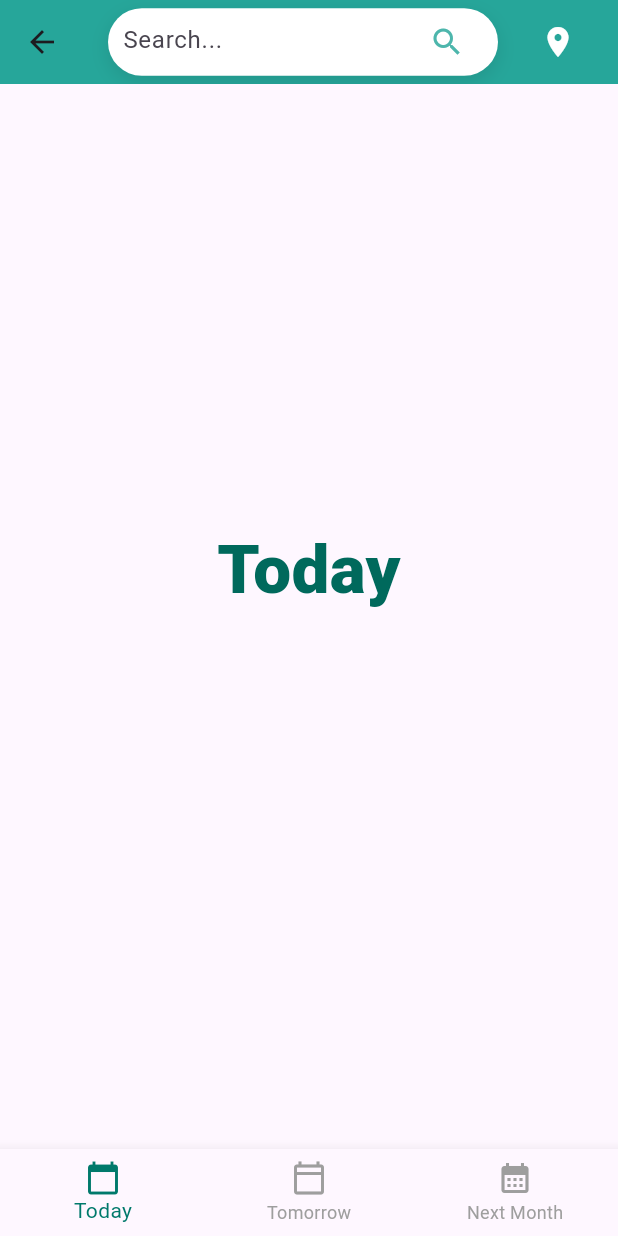
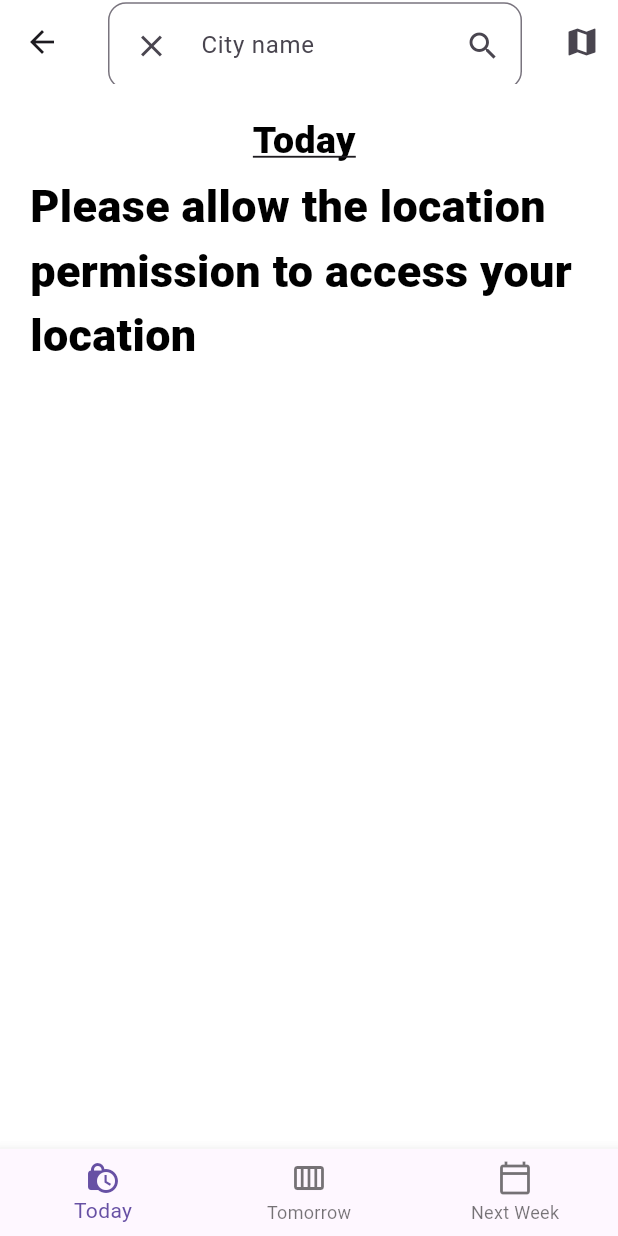
Before and after one commit to AnasBouzanbil/Mobile_Training, a Flutter app: the Ex01 screen opened by its route, on a phone screen of 412 x 824 dp. Run offline on Flutter 3.47's test engine with Material 3 defaults, Android fonts, the phone set to English and light mode, and no system bars; our stand-ins replace fluttertoast, geolocator, lottie, permission_handler; key blocks and very long unbroken strings in the code were emptied for the run.

Commit message:
hello v01

```diff
--- a/42-Days/day02/lib/ex01/main.dart
+++ b/42-Days/day02/lib/ex01/main.dart
@@ -1,6 +1,73 @@
 import 'package:flutter/material.dart';
 import 'package:lottie/lottie.dart';
 import 'package:permission_handler/permission_handler.dart';
+import 'package:fluttertoast/fluttertoast.dart';
+import 'package:geolocator/geolocator.dart';
+
+Future<String> initializeLocation() async {
+  // Request location permission
+  final permission = Permission.location;
+
+  // Check and request permission if needed
+  if (await permission.isDenied || await permission.isRestricted) {
+    await permission.request();
+  }
+
+  // Check if permission is permanently denied
+  if (await permission.isPermanentlyDenied) {
+    throw Exception('Location permission is permanently denied.');
+  }
+
+  // Ensure location services are enabled
+  bool serviceEnabled = await Geolocator.isLocationServiceEnabled();
+  if (!serviceEnabled) {
+    throw Exception('Location services are disabled.');
+  }
+
+  // Get the location permission status
+  LocationPermission locPermission = await Geolocator.checkPermission();
+
+  // Request permission if it hasn't been granted
+  if (locPermission == LocationPermission.denied) {
+    locPermission = await Geolocator.requestPermission();
+    if (locPermission == LocationPermission.denied) {
+      throw Exception('Location permission denied.');
+    }
+  }
+
+  if (locPermission == LocationPermission.deniedForever) {
+    throw Exception('Location permission is permanently denied.');
+  }
+
+  try {
+    // If permission is granted, get the current position
+    Position position = await Geolocator.getCurrentPosition(
+      desiredAccuracy: LocationAccuracy.high,
+    );
+
+    double latitude = position.latitude;
+    double longitude = position.longitude;
+    print('Latitude: $latitude, Longitude: $longitude');
+
+    // Return the latitude and longitude as a string
+    return '$latitude $longitude';
+  } catch (e) {
+    // If there's any error, throw it
+    throw Exception('Failed to get location: $e');
+  }
+}
+
+List<String> threetimes = ['Today', 'Tomorrow', 'Next Week'];
+
+Future<String> getLocation() async {
+  try {
+    String location = await initializeLocation();
+    return location;
+  } catch (error) {
+    print('Error: $error');
+    throw error;
+  }
+}
 
 class Ex01 extends StatefulWidget {
   const Ex01({super.key});
@@ -10,146 +77,196 @@ class Ex01 extends StatefulWidget {
 }
 
 class _Ex01State extends State<Ex01> {
-  int myindex = 0;
-  final _searchController = TextEditingController();
-  String searched = "";
+  final _textNameController = TextEditingController();
+  String inputvalue = '';
+  final PageController _pageController = PageController();
+  Widget value = Center(
+    child: Text(
+      "Please allow the location permission to access your location",
+      style: TextStyle(
+        color: Colors.black,
+        fontWeight: FontWeight.w900,
+        fontSize: 30,
+      ),
+    ),
+  );
+  String location = "";
+  int permission = 0;
+  int index = 0;
 
-  @override
-  void dispose() {
-    _searchController.dispose(); // Clean up the controller when the widget is removed
-    super.dispose();
+  void onTabTapped(int iindex) {
+    setState(() {
+      index = iindex;  // Update the current index
+    });
+    _pageController.animateToPage(
+      iindex,
+      duration: Duration(milliseconds: 300),
+      curve: Curves.easeInOut,
+    );
   }
 
   @override
   Widget build(BuildContext context) {
-    List<Widget> widg = [
-      _buildText('Today\n  ' + searched, 45),
-      _buildText('Tomorrow\n  ' + searched, 40),
-      _buildText('Next month\n  ' + searched, 35)
-    ];
+    return Scaffold(
+      backgroundColor: Colors.white60,
+      appBar: AppBar(
+        backgroundColor: Colors.white60,
 
-    return Scaffold(
-      appBar: AppBar(
-        title: _buildSearchBar(),
-        backgroundColor: Colors.teal[400], // Set AppBar color
-        elevation: 0, // Remove shadow
+
+        title: Padding(
+          padding: EdgeInsets.only(top: 5.0), // Add padding to the top
+          child: TextField(
+            controller: _textNameController,
+            decoration: InputDecoration(
+              labelText: 'City name',
+              hintText: 'Marrakesh',
+              border: OutlineInputBorder(
+                borderRadius: BorderRadius.circular(12.0), // Set the radius here
               ),
-      body: Center(
-        child: AnimatedSwitcher(
-          duration: Duration(milliseconds: 500), // Fade animation for switching texts
-          child: widg[myindex],
+              suffixIcon: Padding(
+                padding: EdgeInsets.all(2),
+                child: IconButton(
+                  onPressed: () {
+                    setState(() {
+                      inputvalue = "at " + _textNameController.text;
+                      print(_textNameController.text);
+                    });
+                  },
+                  icon: Icon(Icons.search),
                 ),
               ),
-      bottomNavigationBar: _buildBottomNavigationBar(),
-    );
-  }
-
-  // Custom search bar
-  Widget _buildSearchBar() {
-    return Row(
-      mainAxisAlignment: MainAxisAlignment.center, // Centers the icons
-      children: [
-        Expanded(
-          child: Container(
-            height: 45,
-            padding: EdgeInsets.symmetric(horizontal: 10),
-            decoration: BoxDecoration(
-              color: Colors.white,
-              borderRadius: BorderRadius.circular(30),
-              boxShadow: [
-                BoxShadow(
-                  color: Colors.black.withOpacity(0.1),
-                  blurRadius: 10,
-                  offset: Offset(0, 4),
-                ),
-              ],
-            ),
-            child: TextField(
-              controller: _searchController,
-              decoration: InputDecoration(
-                hintText: 'Search...',
-                border: InputBorder.none,
-                suffixIcon: IconButton(
+              prefixIcon: Padding(
+                padding: EdgeInsets.all(5),
+                child: IconButton(
                   onPressed: () {
-                    setState(() {
-                      searched = _searchController.text;
-                    });
+                    _textNameController.clear();
+                    inputvalue = '';
                   },
-                  icon: Icon(Icons.search, color: Colors.teal[300]),
+                  icon: Icon(Icons.clear),
                 ),
               ),
             ),
           ),
         ),
-        VerticalDivider(color: Colors.black, thickness: 2),
+        actions: <Widget>[
           IconButton(
-          onPressed: () {
-            getLocation();
+            onPressed: () async {
+              try {
+                location = await getLocation();
+                setState(() {
+                  permission = 1;
+                  value = Center(
+                    child: Container(
+                      child: Text(
+                        "Your location is $location",
+                        style: TextStyle(
+                          color: Colors.black,
+                          fontWeight: FontWeight.w900,
+                          fontSize: 20,
+                        ),
+                      ),
+                    ),
+                  );
+                });
+              } catch (error) {
+                setState(() {
+                  value = Center(
+                    child: Container(
+                      decoration: BoxDecoration(),
+                      child: Padding(
+                        padding: EdgeInsets.all(6),
+                        child: Text(
+                          "Oops " + error.toString(),
+                          style: TextStyle(
+                            color: Colors.red,
+                            fontWeight: FontWeight.w900,
+                            fontSize: 25,
+                          ),
+                        ),
+                      ),
+                    ),
+                  );
+                });
+              }
             },
-          icon: Icon(Icons.location_on, color: Colors.white),
+            icon: Icon(Icons.map),
           ),
         ],
-    );
+      ),
+      body: GestureDetector(
+        onPanUpdate: (details) {
+          // Swiping in right direction.
+          onPanUpdate:
+              (details) {
+            if (details.delta.dx > 0) {
+              if (index > 0) {
+                onTabTapped(index - 1);
               }
+            } else if (details.delta.dx < 0) {
+              if (index < 2) {
+                onTabTapped(index + 1);
+              }
+            }
+          };
+        },
 
-  // Widget for displaying text
-  Widget _buildText(String text, double size) {
-    return Padding(
-      padding: const EdgeInsets.all(20.0),
-      child: Text(
-        text,
-        key: ValueKey(text),
-        style: TextStyle(
-          fontSize: size,
-          fontWeight: FontWeight.w900,
-          color: Colors.teal[800],
+    child: ForBody(value, threetimes[index], inputvalue),
       ),
-        textAlign: TextAlign.center,
-      ),
-    );
-  }
 
-  // Custom bottom navigation bar
-  Widget _buildBottomNavigationBar() {
-    return BottomNavigationBar(
-      selectedItemColor: Colors.teal[700],
-      unselectedItemColor: Colors.grey[500],
-      currentIndex: myindex,
-      onTap: (index) {
+
+      bottomNavigationBar: BottomNavigationBar(
+        onTap: (iindex) {
           setState(() {
-          myindex = index;
+            index = iindex;
           });
         },
+        currentIndex: index,
         items: [
           BottomNavigationBarItem(
-          icon: Icon(Icons.calendar_today),
+            icon: Icon(Icons.lock_clock),
             label: 'Today',
           ),
           BottomNavigationBarItem(
-          icon: Icon(Icons.calendar_today_outlined),
+            icon: Icon(Icons.calendar_view_week),
             label: 'Tomorrow',
           ),
           BottomNavigationBarItem(
-          icon: Icon(Icons.calendar_month),
-          label: 'Next Month',
+            icon: Icon(Icons.calendar_today_outlined),
+            label: 'Next Week',
           ),
         ],
+      ),
     );
   }
 }
 
-Future<Widget> getLocation() async {
-  try {
-    final status = await Permission.location.request();
-    if (status.isGranted) {
-      return Text("Location access granted");
-    } else if (status.isDenied) {
-      return Text("Location permission denied");
-    } else if (status.isPermanentlyDenied) {
-      return Text("Location permission permanently denied");
+Widget ForBody(Widget value, String Value2, String city) {
+  return Container(
+    child: Padding(
+      padding: EdgeInsets.all(20),
+      child: Wrap(
+        children: [
+          Container(
+            child: Center(
+              child: Text(
+                Value2 + " " + city,
+                style: TextStyle(
+                  color: Colors.black,
+                  fontSize: 25,
+                  decoration: TextDecoration.underline,
+                  fontWeight: FontWeight.w900,
+                ),
+              ),
+            ),
+          ),
+          SizedBox(height: 40),
+          Container(
+            child: Center(
+              child: value,
+            ),
+          ),
+        ],
+      ),
+    ),
+  );
 }
-  } catch (error) {
-    return Text('Failed to get permission');
-  }
-  return Text("Unexpected result");
-}
--- a/42-Days/day02/pubspec.yaml
+++ b/42-Days/day02/pubspec.yaml
@@ -37,6 +37,8 @@ dependencies:
   cupertino_icons: ^1.0.8
   permission_handler: ^11.3.1
   lottie: ^3.1.2
+  fluttertoast: ^8.2.8
+  geolocator: ^13.0.1
 
 dev_dependencies:
   flutter_test:
```
Also changed, not shown: 42-Days/day02/pubspec.lock. Lines whose indentation alone changed are shown as unchanged.
